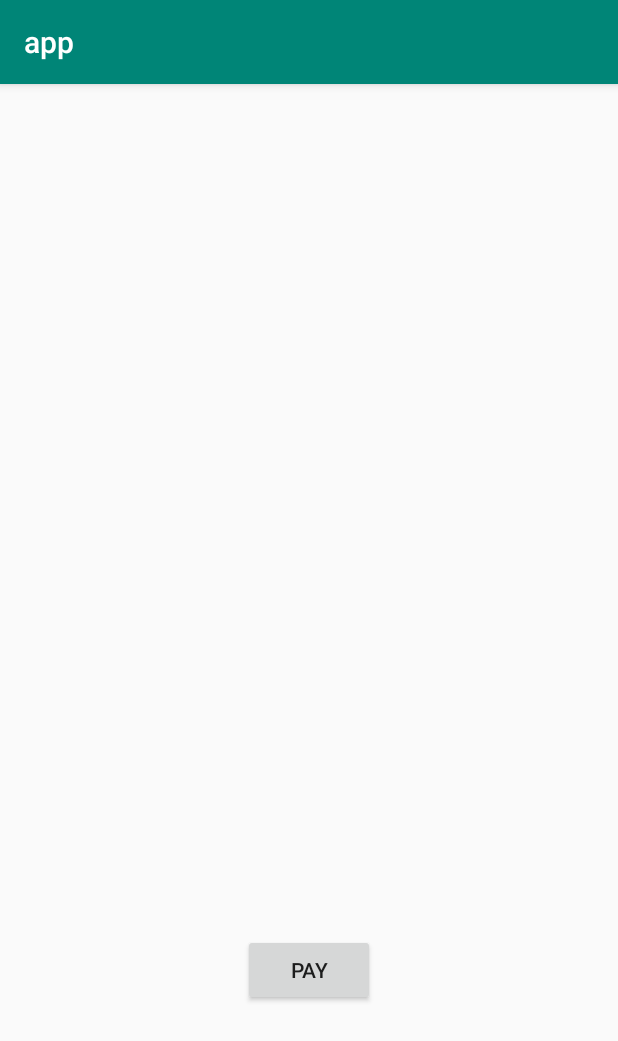
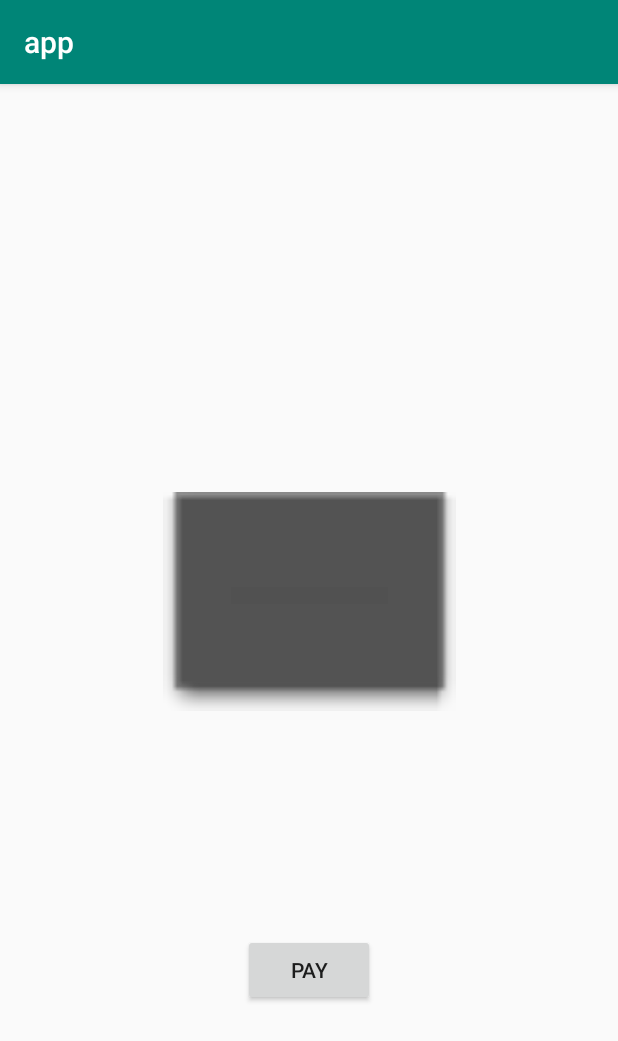
Before and after one commit to 10xHackers/AutoCred, an Android app: the Toggle screen opened directly, with no data from a screen before it, on a phone screen of 412 x 824 dp. Shown: the top 1041 px of the screen. Run offline under Robolectric (Android 15) with nearby library versions, the phone set to English and light mode, and no system bars; our stand-ins replace Firebase (no records; nobody signed in at launch, a user with empty details on screens opened directly).

Commit message:
Payment Activity done

```diff
--- a/app/app/src/main/java/com/example/app/Toggle.java
+++ b/app/app/src/main/java/com/example/app/Toggle.java
@@ -2,15 +2,31 @@ package com.example.app;
 
 import androidx.appcompat.app.AppCompatActivity;
 
+import android.app.Activity;
+import android.app.ProgressDialog;
 import android.content.Intent;
+import android.graphics.Bitmap;
 import android.os.Bundle;
 import android.provider.MediaStore;
 import android.view.View;
 import android.widget.Button;
+import android.widget.ImageView;
+import android.widget.Toast;
+
+import com.google.android.gms.tasks.OnSuccessListener;
+import com.google.firebase.storage.FirebaseStorage;
+import com.google.firebase.storage.StorageReference;
+import com.google.firebase.storage.UploadTask;
+
+import java.io.ByteArrayOutputStream;
+import java.util.Date;
 
 public class Toggle extends AppCompatActivity {
 
     Button Pay;
+    ImageView imageView;
+    ProgressDialog mprogress;
+    private StorageReference mstorage;
     private static final int GALLERY_REQUEST = 1;
 
     private static final int CAMERA_REQUEST_CODE = 1;
@@ -21,6 +37,9 @@ public class Toggle extends AppCompatActivity {
         setContentView(R.layout.activity_toggle);
 
         Pay=findViewById(R.id.Pay);
+        imageView=findViewById(R.id.imageView);
+        mstorage= FirebaseStorage.getInstance().getReference();
+        mprogress=new ProgressDialog(this);
         Pay.setOnClickListener(new View.OnClickListener() {
             @Override
             public void onClick(View v) {
@@ -30,4 +49,39 @@ public class Toggle extends AppCompatActivity {
             }
         });
     }
+
+    @Override
+    protected void onActivityResult(int requestCode, int resultCode, Intent data)
+    {
+        if (requestCode == CAMERA_REQUEST_CODE && resultCode == Activity.RESULT_OK)
+        {
+//            Bitmap photo = (Bitmap) data.getExtras().get("data");
+//            imageView.setImageBitmap(photo);
+            mprogress.setMessage("progress upload....");
+            mprogress.show();
+
+            // Uri uri=data.getData();
+            Bundle extras = data.getExtras();
+            Bitmap bitmap = (Bitmap) data.getExtras().get("data");
+            ByteArrayOutputStream baos = new ByteArrayOutputStream();
+            bitmap.compress(Bitmap.CompressFormat.JPEG, 100, baos);
+            byte[] dataBAOS = baos.toByteArray();
+
+            imageView.setImageBitmap(bitmap);
+
+
+            StorageReference imagesRef = mstorage.child("Toggle" + new Date().getTime());
+
+            imagesRef.putBytes(dataBAOS).addOnSuccessListener(new OnSuccessListener<UploadTask.TaskSnapshot>() {
+                @Override
+                public void onSuccess(UploadTask.TaskSnapshot taskSnapshot) {
+                    Toast.makeText(Toggle.this,"upload successful",Toast.LENGTH_SHORT).show();
+                    mprogress.dismiss();
+                }
+            });
+
+
+
+        }
+    }
 }
--- a/app/app/src/main/res/layout/activity_toggle.xml
+++ b/app/app/src/main/res/layout/activity_toggle.xml
@@ -15,4 +15,14 @@
         app:layout_constraintBottom_toBottomOf="parent"
         app:layout_constraintEnd_toEndOf="parent"
         app:layout_constraintStart_toStartOf="parent" />
+
+    <ImageView
+        android:id="@+id/imageView"
+        android:layout_width="195dp"
+        android:layout_height="203dp"
+        android:layout_marginBottom="120dp"
+        app:layout_constraintBottom_toTopOf="@+id/Pay"
+        app:layout_constraintEnd_toEndOf="parent"
+        app:layout_constraintStart_toStartOf="parent"
+        app:srcCompat="@android:drawable/editbox_dropdown_dark_frame" />
 </androidx.constraintlayout.widget.ConstraintLayout>
```
Also changed, not shown: app/app/src/main/java/com/example/app/MainActivity.java (+8 -7 lines).
